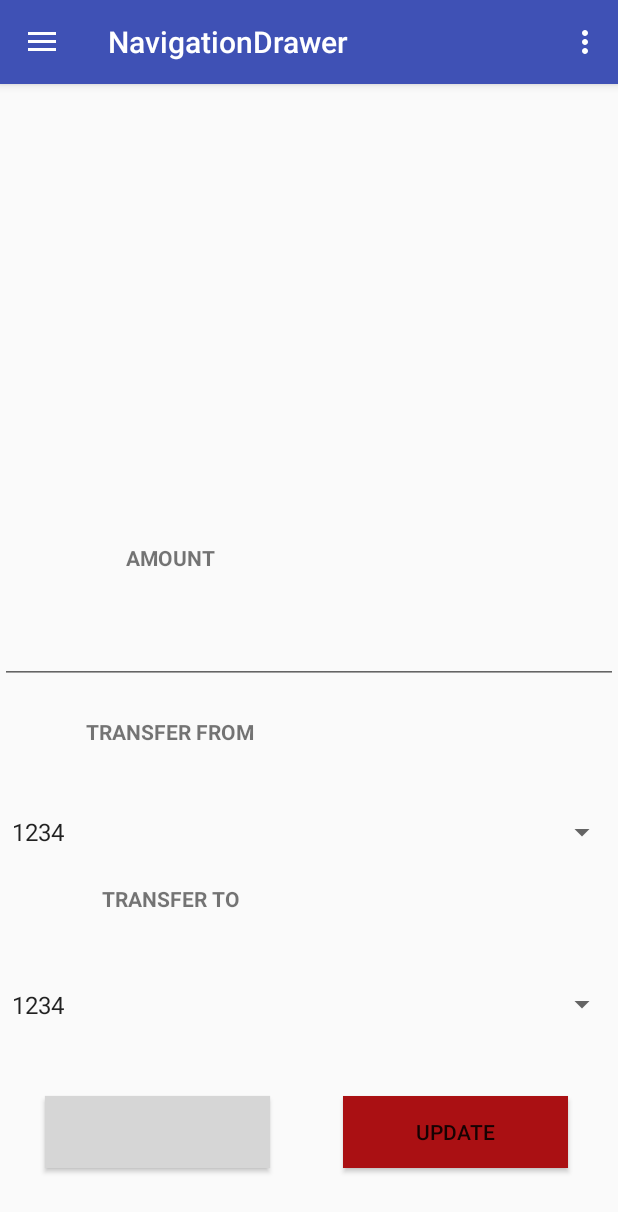
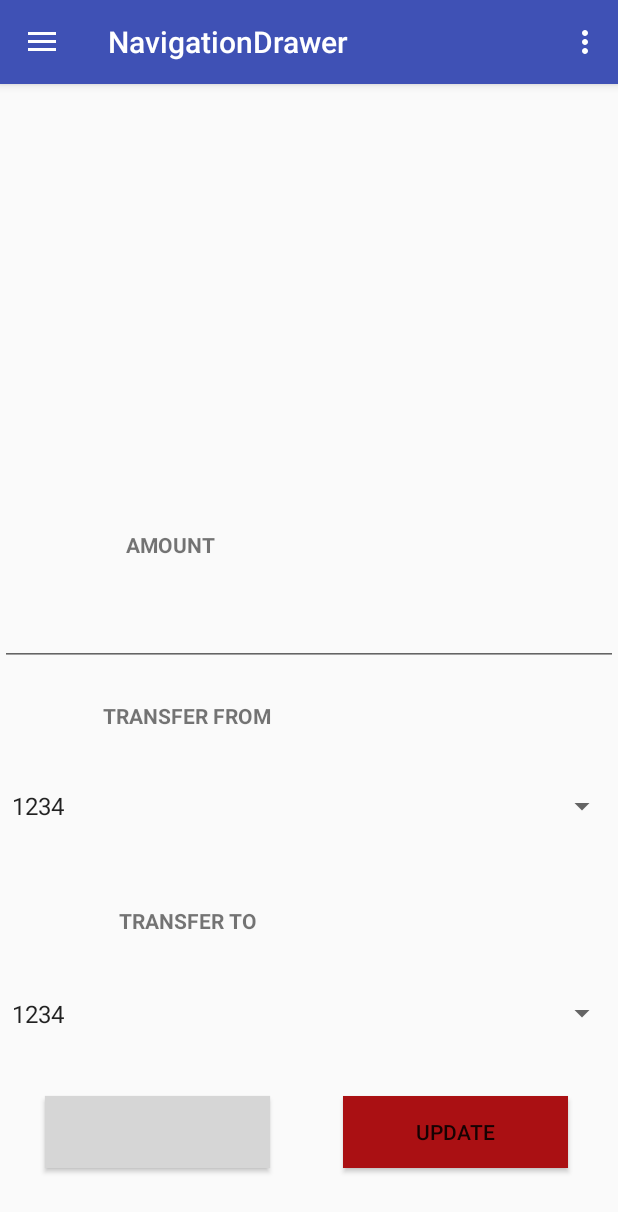
Before and after one commit to harith97/FamilyWallet, an Android app: the fragment accUpdate placed in its activity, on a phone screen of 412 x 824 dp. Shown: the top 1212 px of the screen. Run offline under Robolectric (Android 15) with nearby library versions, the phone set to English and light mode, and no system bars; libraries missing offline, so code that uses them is left out: com.github.amlcurran.showcaseview; grey boxes are pictures that could not be loaded.

Commit message:
patch 12 fix 6

```diff
--- a/app/src/main/res/layout/acc_update.xml
+++ b/app/src/main/res/layout/acc_update.xml
@@ -18,7 +18,7 @@
         android:textStyle="bold"
         android:layout_above="@+id/accAmount"
         android:layout_alignParentStart="true"
-        android:layout_marginBottom="17dp"/>
+        android:layout_marginBottom="14dp"/>
 
     <EditText
         android:id="@+id/accAmount"
@@ -28,9 +28,9 @@
         android:layout_y="158dp"
         android:ems="10"
         android:inputType="numberDecimal"
-        android:layout_marginBottom="22dp"
         android:layout_above="@+id/accOwn"
-        android:layout_alignParentStart="true"/>
+        android:layout_alignParentStart="true"
+        android:layout_marginBottom="23dp"/>
 
     <TextView
         android:id="@+id/accOwn"
@@ -42,9 +42,9 @@
         android:textAlignment="center"
         android:textAllCaps="true"
         android:textStyle="bold"
-        android:layout_marginBottom="80dp"
-        android:layout_above="@+id/accOther"
-        android:layout_alignParentStart="true"/>
+        android:layout_above="@+id/transFrom"
+        android:layout_alignStart="@+id/accOther"
+        android:layout_marginBottom="16dp"/>
 
     <TextView
         android:id="@+id/accOther"
@@ -56,9 +56,10 @@
         android:textAlignment="center"
         android:textAllCaps="true"
         android:textStyle="bold"
-        android:layout_marginBottom="26dp"
+        android:layout_marginBottom="17dp"
         android:layout_above="@+id/transTo"
-        android:layout_alignParentStart="true"/>
+        android:layout_alignParentStart="true"
+        android:layout_marginStart="11dp"/>
 
     <Spinner
         android:id="@+id/transTo"
@@ -68,9 +69,9 @@
         android:layout_y="391dp"
         tools:layout_editor_absoluteX="8dp"
         tools:layout_editor_absoluteY="42dp"
-        android:layout_marginBottom="38dp"
         android:layout_above="@+id/transfer"
-        android:layout_alignParentStart="true"/>
+        android:layout_alignParentStart="true"
+        android:layout_marginBottom="32dp"/>
 
     <Button
         android:id="@+id/transfer"
@@ -95,7 +96,7 @@
         tools:layout_editor_absoluteY="42dp"
         android:layout_above="@+id/accOther"
         android:layout_alignParentStart="true"
-        android:layout_marginBottom="12dp"/>
+        android:layout_marginBottom="44dp"/>
 
     <Button
         android:id="@+id/btnDtl"
```
